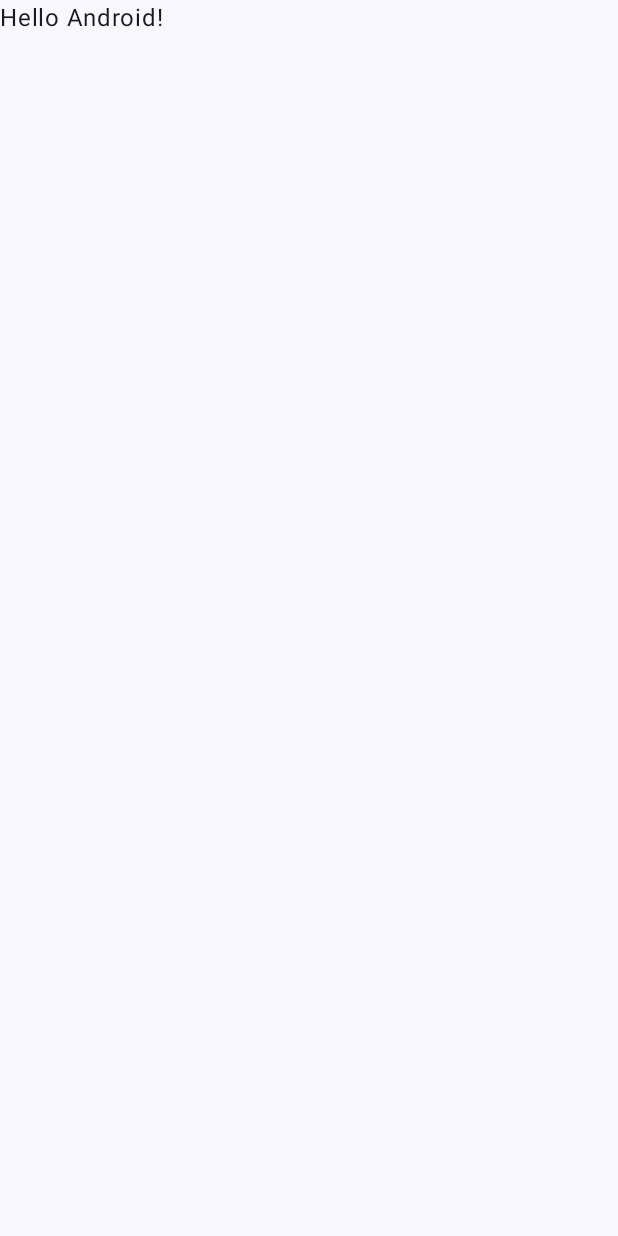
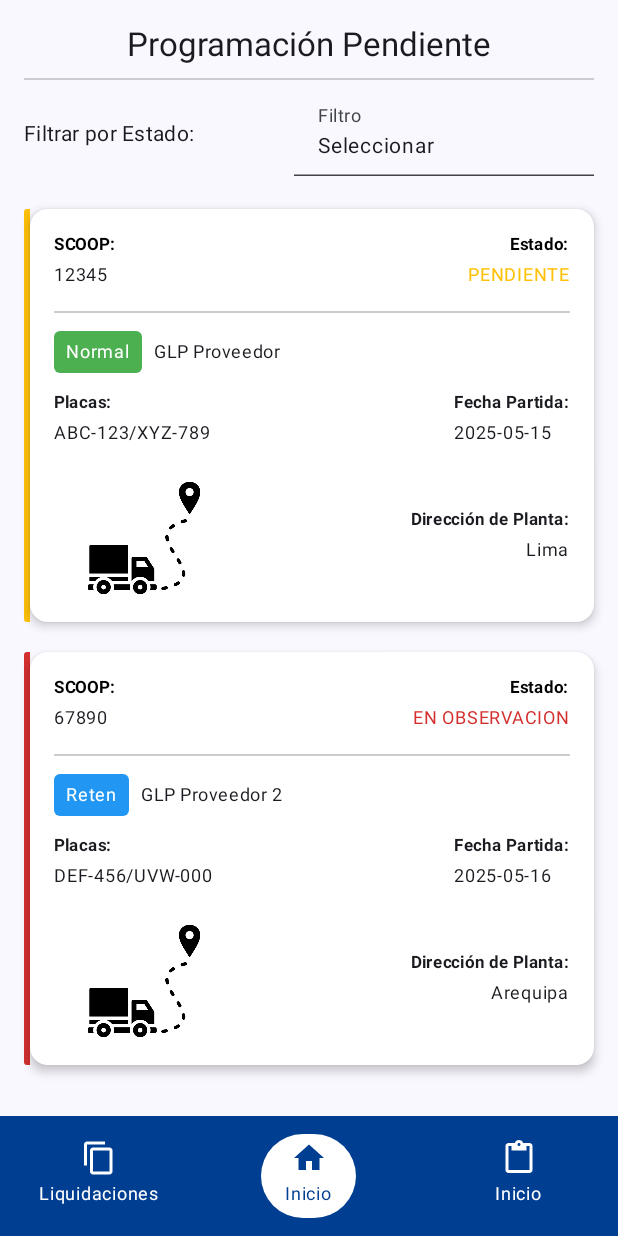
Before and after one commit to Grupo18FarfanBautista/ServiRaViaticos, an Android app built with Jetpack Compose: the screen it shows after launch (MainActivity), on a phone screen of 412 x 824 dp. Before the commit the screen is almost empty. Run offline under Robolectric (Android 15) with nearby library versions, the phone set to English and light mode, and no system bars.

Commit message:
Visualizacion de programaciones - Vistas

```diff
--- a/app/src/main/java/com/example/serviraviaticos/MainActivity.kt
+++ b/app/src/main/java/com/example/serviraviaticos/MainActivity.kt
@@ -1,31 +1,82 @@
 package com.example.serviraviaticos
 
+import android.app.Activity
 import android.os.Bundle
 import androidx.activity.ComponentActivity
 import androidx.activity.compose.setContent
+import androidx.compose.foundation.layout.Box
 import androidx.compose.foundation.layout.fillMaxSize
+import androidx.compose.foundation.layout.padding
+import androidx.compose.material.icons.Icons
+import androidx.compose.material.icons.filled.ContentCopy
+import androidx.compose.material.icons.filled.ContentPaste
+import androidx.compose.material.icons.filled.Home
+import androidx.compose.material3.ExperimentalMaterial3Api
 import androidx.compose.material3.MaterialTheme
+import androidx.compose.material3.Scaffold
 import androidx.compose.material3.Surface
 import androidx.compose.material3.Text
 import androidx.compose.runtime.Composable
+import androidx.compose.runtime.collectAsState
 import androidx.compose.ui.Modifier
 import androidx.compose.ui.tooling.preview.Preview
+import androidx.navigation.compose.rememberNavController
+import com.example.serviraviaticos.navegacion.BarraNavegacionInferior
+import com.example.serviraviaticos.navegacion.GrafoNavegacion
+import com.example.serviraviaticos.navegacion.ItemNavegacionInferior
+import com.example.serviraviaticos.navegacion.RutasNavegacion
 import com.example.serviraviaticos.ui.theme.ServiRaViaticosTheme
+import com.example.serviraviaticos.vista.ProgramacionPendienteVista
+import android.os.Build
+import androidx.core.view.WindowCompat
+import androidx.core.view.WindowInsetsControllerCompat
+import android.view.Window
+import androidx.compose.runtime.SideEffect
+import androidx.compose.ui.graphics.Color
+import androidx.compose.ui.graphics.toArgb
+import androidx.compose.ui.platform.LocalView
 
 class MainActivity : ComponentActivity() {
+    @OptIn(ExperimentalMaterial3Api::class)
     override fun onCreate(savedInstanceState: Bundle?) {
         super.onCreate(savedInstanceState)
+
         setContent {
+
             ServiRaViaticosTheme {
-                // A surface container using the 'background' color from the theme
-                Surface(
-                    modifier = Modifier.fillMaxSize(),
-                    color = MaterialTheme.colorScheme.background
-                ) {
-                    Greeting("Android")
+                val navController = rememberNavController()
+                val rutaActual = navController.currentBackStackEntryFlow.collectAsState(initial = null).value?.destination?.route
+
+                val items = listOf(
+                    ItemNavegacionInferior(RutasNavegacion.Liquidaciones, Icons.Default.ContentCopy, "Liquidaciones"),
+                    ItemNavegacionInferior(RutasNavegacion.Inicio, Icons.Default.Home, "Inicio"),
+                    ItemNavegacionInferior(RutasNavegacion.Otra, Icons.Default.ContentPaste, "Inicio")
+                )
+                @Composable
+                fun CambiarColorBarraEstado(color: Color) {
+                    val view = LocalView.current
+                    if (!view.isInEditMode) {
+                        SideEffect {
+                            val window = (view.context as Activity).window
+                            window.statusBarColor = color.toArgb()
+                            WindowInsetsControllerCompat(window, window.decorView).isAppearanceLightStatusBars = false
+                        }
+                    }
+                }
+                CambiarColorBarraEstado(Color(0xFF003E92))
+
+                Scaffold(
+                    bottomBar = {
+                        BarraNavegacionInferior(navController, items, rutaActual)
+                    }
+                ) { padding ->
+                    Box(modifier = Modifier.padding(padding)) {
+                        GrafoNavegacion(navController)
+                    }
                 }
             }
         }
+
     }
 }
 
--- /dev/null
+++ b/app/src/main/java/com/example/serviraviaticos/componentes/FiltroEstadoDropdown.kt
@@ -0,0 +1,53 @@
+package com.example.serviraviaticos.componentes
+
+import androidx.compose.foundation.layout.heightIn
+import androidx.compose.foundation.layout.width
+import androidx.compose.material3.*
+import androidx.compose.runtime.*
+import androidx.compose.ui.Modifier
+import androidx.compose.ui.unit.dp
+import androidx.compose.ui.unit.sp
+
+@OptIn(ExperimentalMaterial3Api::class)
+@Composable
+fun FiltroEstadoDropdown(filtroActual: String, onFiltroSeleccionado: (String) -> Unit) {
+    var expanded by remember { mutableStateOf(false) }
+    val opciones = listOf("Todos", "Pendiente", "En Observacion")
+
+    ExposedDropdownMenuBox(
+        expanded = expanded,
+        onExpandedChange = { expanded = !expanded }
+    ) {
+        TextField(
+            readOnly = true,
+            value = if (filtroActual.isEmpty()) "Seleccionar" else filtroActual,
+            onValueChange = {},
+            label = { Text("Filtro") },
+            textStyle = LocalTextStyle.current.copy(
+                fontSize = 14.sp // Tamaño del texto principal (valor mostrado)
+            ),
+            modifier = Modifier
+                .width(200.dp) // tamaño más compacto pero funcional
+                .menuAnchor(), // importante para que el dropdown funcione
+            colors = TextFieldDefaults.textFieldColors(
+                containerColor = MaterialTheme.colorScheme.surface
+            )
+        )
+
+
+        ExposedDropdownMenu(
+            expanded = expanded,
+            onDismissRequest = { expanded = false }
+        ) {
+            opciones.forEach { opcion ->
+                DropdownMenuItem(
+                    text = { Text(opcion) },
+                    onClick = {
+                        onFiltroSeleccionado(opcion)
+                        expanded = false
+                    }
+                )
+            }
+        }
+    }
+}
--- /dev/null
+++ b/app/src/main/java/com/example/serviraviaticos/componentes/ProgramacionCard.kt
@@ -0,0 +1,196 @@
+package com.example.serviraviaticos.componentes
+
+import androidx.compose.foundation.background
+import androidx.compose.foundation.border
+import androidx.compose.foundation.clickable
+import androidx.compose.foundation.layout.*
+import androidx.compose.foundation.shape.RoundedCornerShape
+import androidx.compose.material3.*
+import androidx.compose.runtime.Composable
+import androidx.compose.ui.Modifier
+import androidx.compose.ui.unit.dp
+import com.example.serviraviaticos.modelo.ProgramacionModelo
+import androidx.compose.material.icons.Icons
+import androidx.compose.material.icons.filled.LocalShipping
+import androidx.compose.material.icons.filled.Place
+import androidx.compose.material.icons.filled.Event
+import androidx.compose.ui.Alignment
+import androidx.compose.ui.draw.clip
+import androidx.compose.ui.graphics.Color
+import androidx.compose.ui.text.font.FontWeight
+import androidx.compose.ui.unit.sp
+import androidx.compose.foundation.Image
+import androidx.compose.ui.res.painterResource
+import com.example.serviraviaticos.R
+@Composable
+fun ProgramacionCard(programacion: ProgramacionModelo) {
+    // Color del estado
+    val estadoColor = when (programacion.estadoViatico.uppercase()) {
+        "PENDIENTE" -> Color(0xFFFFC107) // Amarillo
+        "EN OBSERVACION" -> Color(0xFFD32F2F) // Rojo
+        else -> Color.Gray
+    }
+
+    // Chip de tipo
+    val chipColor = if (programacion.esReten) Color(0xFF2196F3) else Color(0xFF4CAF50)
+    val chipTexto = if (programacion.esReten) "Reten" else "Normal"
+
+    Row(
+        modifier = Modifier
+            .fillMaxWidth()
+            .height(IntrinsicSize.Min) // esto es CLAVE
+            .padding(vertical = 6.dp)
+    ) {
+    // Borde lateral izquierdo coloreado
+        Box(
+            modifier = Modifier
+                .width(4.dp)
+                .fillMaxHeight()
+                .clip(RoundedCornerShape(topStart = 12.dp, bottomStart = 12.dp))
+                .background(estadoColor)
+        )
+
+        // Card con sombra y fondo blanco
+        Card(
+            modifier = Modifier
+                .weight(1f)
+                .padding(start = 0.dp), // evitar separación con el borde lateral
+            shape = RoundedCornerShape(12.dp),
+            colors = CardDefaults.cardColors(containerColor = Color.White),
+            elevation = CardDefaults.cardElevation(defaultElevation = 4.dp)
+        ) {
+            Column(modifier = Modifier.padding(16.dp)) {
+
+                // Encabezado
+                Row(
+                    modifier = Modifier.fillMaxWidth(),
+                    horizontalArrangement = Arrangement.SpaceBetween
+                ) {
+                    Column {
+                        Text(
+                            text = "SCOOP:",
+                            style = MaterialTheme.typography.labelSmall.copy(fontWeight = FontWeight.Bold),
+                            color = Color.Black
+                        )
+                        Text(
+                            text = programacion.scoop,
+                            fontSize = 12.sp
+                        )
+                    }
+
+                    Column(horizontalAlignment = Alignment.End) {
+                        Text(
+                            text = "Estado:",
+                            style = MaterialTheme.typography.labelSmall.copy(fontWeight = FontWeight.Bold),
+                            color = Color.Black
+                        )
+                        Text(
+                            text = programacion.estadoViatico.uppercase(),
+                            color = estadoColor,
+                            fontSize = 12.sp
+                        )
+                    }
+                }
+
+                Divider(
+                    modifier = Modifier
+                        .fillMaxWidth()
+                        .padding(vertical = 12.dp),
+                    thickness = 1.dp,
+                    color = Color.LightGray
+                )
+
+                // Chip + Proveedor
+                Row(verticalAlignment = Alignment.CenterVertically) {
+                    Box(
+                        modifier = Modifier
+                            .background(color = chipColor, shape = RoundedCornerShape(4.dp))
+                            .padding(horizontal = 8.dp, vertical = 2.dp)
+                    ) {
+                        Text(
+                            text = chipTexto,
+                            color = Color.White,
+                            fontSize = 12.sp
+                        )
+                    }
+                    Spacer(modifier = Modifier.width(8.dp))
+                    Text(
+                        text = programacion.proveedor,
+                        style = MaterialTheme.typography.bodySmall,
+                        fontSize = 12.sp
+                    )
+                }
+
+                Spacer(modifier = Modifier.height(12.dp))
+
+                // Placas y Fecha
+                Row(
+                    modifier = Modifier.fillMaxWidth(),
+                    horizontalArrangement = Arrangement.SpaceBetween
+                ) {
+                    Column {
+                        Text(
+                            text = "Placas:",
+                            style = MaterialTheme.typography.labelSmall.copy(fontWeight = FontWeight.Bold)
+                        )
+                        Text(
+                            text = "${programacion.placaTracto}/${programacion.placaCarreta}",
+                            fontSize = 12.sp
+                        )
+                    }
+                    Column {
+                        Text(
+                            text = "Fecha Partida:",
+                            style = MaterialTheme.typography.labelSmall.copy(fontWeight = FontWeight.Bold)
+                        )
+                        Text(
+                            text = programacion.fechaPartida,
+                            fontSize = 12.sp
+                        )
+                    }
+                }
+
+
+                Spacer(modifier = Modifier.height(18.dp))
+
+                // Dirección y camión (en fila)
+                Row(
+                    modifier = Modifier
+                        .fillMaxWidth(),
+                    verticalAlignment = Alignment.CenterVertically,
+                    horizontalArrangement = Arrangement.SpaceBetween
+                ) {
+                    // Box con ancho fijo para asegurar alineación izquierda
+                    Box(
+                        modifier = Modifier
+                            .width(120.dp)
+                            .height(80.dp),
+                        contentAlignment = Alignment.Center
+                    )
+                    {
+                        Image(
+                            painter = painterResource(id = R.drawable.camion_camino),
+                            contentDescription = "Camión con camino",
+                            modifier = Modifier.size(80.dp)
+                        )
+                    }
+                    // Dirección de planta alineada a la derecha del ícono
+                    Column(
+                        modifier = Modifier.fillMaxWidth(), // esto toma el resto del espacio
+                        horizontalAlignment = Alignment.End
+                    ) {
+                        Text(
+                            text = "Dirección de Planta:",
+                            style = MaterialTheme.typography.labelSmall.copy(fontWeight = FontWeight.Bold)
+                        )
+                        Text(
+                            text = programacion.direccionPuntoPartida,
+                            fontSize = 12.sp
+                        )
+                    }
+                }
+
+            }
+        }
+    }
+}
--- /dev/null
+++ b/app/src/main/java/com/example/serviraviaticos/modelo/ProgramacionModelo.kt
@@ -0,0 +1,12 @@
+package com.example.serviraviaticos.modelo
+
+data class ProgramacionModelo(
+    val scoop: String,
+    val estadoViatico: String,
+    val proveedor: String,
+    val placaTracto: String,
+    val placaCarreta: String,
+    val direccionPuntoPartida: String,
+    val fechaPartida: String,
+    val esReten: Boolean
+)
--- /dev/null
+++ b/app/src/main/java/com/example/serviraviaticos/navegacion/GrafoNavegacion.kt
@@ -0,0 +1,19 @@
+package com.example.serviraviaticos.navegacion
+
+import androidx.compose.runtime.Composable
+import androidx.navigation.NavHostController
+import androidx.navigation.compose.NavHost
+import androidx.navigation.compose.composable
+import com.example.serviraviaticos.vista.ProgramacionPendienteVista
+
+@Composable
+fun GrafoNavegacion(navController: NavHostController) {
+    NavHost(
+        navController = navController,
+        startDestination = RutasNavegacion.Inicio
+    ) {
+        composable(RutasNavegacion.Inicio) { ProgramacionPendienteVista() }
+        composable(RutasNavegacion.Liquidaciones) { /* TODO: Crear PantallaLiquidaciones */ }
+        composable(RutasNavegacion.Otra) { /* TODO: Crear OtraPantalla */ }
+    }
+}
--- /dev/null
+++ b/app/src/main/java/com/example/serviraviaticos/navegacion/ItemNavegacionInferior.kt
@@ -0,0 +1,9 @@
+package com.example.serviraviaticos.navegacion
+
+import androidx.compose.ui.graphics.vector.ImageVector
+
+data class ItemNavegacionInferior(
+    val ruta: String,
+    val icono: ImageVector,
+    val titulo: String
+)
--- /dev/null
+++ b/app/src/main/java/com/example/serviraviaticos/navegacion/NavegacionInferior.kt
@@ -0,0 +1,51 @@
+package com.example.serviraviaticos.navegacion
+
+import androidx.compose.foundation.layout.Column
+import androidx.compose.material3.*
+import androidx.compose.runtime.Composable
+import androidx.compose.ui.graphics.Color
+import androidx.compose.ui.unit.sp
+import androidx.navigation.NavController
+import androidx.compose.ui.Alignment
+
+@Composable
+fun BarraNavegacionInferior(
+    navController: NavController,
+    items: List<ItemNavegacionInferior>,
+    rutaActual: String?
+) {
+    NavigationBar(
+        containerColor = Color(0xFF003E92) // azul oscuro
+    ) {
+        items.forEach { item ->
+            NavigationBarItem(
+                selected = item.ruta == rutaActual,
+                onClick = {
+                    navController.navigate(item.ruta) {
+                        popUpTo(navController.graph.startDestinationId) {
+                            saveState = true
+                        }
+                        launchSingleTop = true
+                        restoreState = true
+                    }
+                },
+                icon = {
+                    Column(horizontalAlignment = Alignment.CenterHorizontally) {
+                        Icon(
+                            imageVector = item.icono,
+                            contentDescription = item.titulo,
+                            tint = if (item.ruta == rutaActual) Color(0xFF003E92) else Color.White
+                        )
+                        Text(
+                            text = item.titulo,
+                            fontSize = 12.sp,
+                            color = if (item.ruta == rutaActual) Color(0xFF003E92) else Color.White
+                        )
+                    }
+                },
+                colors = NavigationBarItemDefaults.colors(
+                    indicatorColor = Color.White             )
+            )
+        }
+    }
+}
--- /dev/null
+++ b/app/src/main/java/com/example/serviraviaticos/navegacion/RutasNavegacion.kt
@@ -0,0 +1,7 @@
+package com.example.serviraviaticos.navegacion
+
+object RutasNavegacion {
+    const val Liquidaciones = "liquidaciones"
+    const val Inicio = "inicio"
+    const val Otra = "otra"
+}
--- /dev/null
+++ b/app/src/main/java/com/example/serviraviaticos/repositorio/ProgramacionRepositorio.kt
@@ -0,0 +1,20 @@
+package com.example.serviraviaticos.repositorio
+
+import com.example.serviraviaticos.modelo.ProgramacionModelo
+import kotlinx.coroutines.delay
+
+object ProgramacionRepositorio {
+    suspend fun obtenerProgramaciones(): List<ProgramacionModelo> {
+        delay(1000) // Simula consumo de API. Aquí usarías Retrofit realmente.
+        return listOf(
+            ProgramacionModelo(
+                "12345", "Pendiente", "GLP Proveedor", "ABC-123", "XYZ-789",
+                "Lima", "2025-05-15", esReten = false
+            ),
+            ProgramacionModelo(
+                "67890", "En Observacion", "GLP Proveedor 2", "DEF-456", "UVW-000",
+                "Arequipa", "2025-05-16", esReten = true
+            )
+        )
+    }
+}
--- /dev/null
+++ b/app/src/main/java/com/example/serviraviaticos/vista/ProgramacionPendienteVista.kt
@@ -0,0 +1,75 @@
+package com.example.serviraviaticos.vista
+
+import androidx.compose.foundation.clickable
+import androidx.compose.foundation.layout.*
+import androidx.compose.foundation.lazy.LazyColumn
+import androidx.compose.foundation.lazy.items
+import androidx.compose.material3.*
+import androidx.compose.runtime.*
+import androidx.compose.ui.Alignment
+import androidx.compose.ui.Modifier
+import androidx.compose.ui.unit.dp
+import androidx.lifecycle.viewmodel.compose.viewModel
+import com.example.serviraviaticos.componentes.FiltroEstadoDropdown
+import com.example.serviraviaticos.componentes.ProgramacionCard
+import com.example.serviraviaticos.vista_modelo.ProgramacionVistaModelo
+@Composable
+fun ProgramacionPendienteVista() {
+    val vm: ProgramacionVistaModelo = viewModel()
+    val programaciones by vm.programaciones.collectAsState()
+    val filtro by vm.filtro.collectAsState()
+
+    Column(modifier = Modifier.fillMaxSize()) {
+
+        // 🔵 Título centrado
+        Text(
+            text = "Programación Pendiente",
+            style = MaterialTheme.typography.titleLarge,
+            modifier = Modifier
+                .align(Alignment.CenterHorizontally)
+                .padding(top = 16.dp)
+        )
+
+        // 🔵 Línea divisoria
+        Divider(
+            color = MaterialTheme.colorScheme.onSurface.copy(alpha = 0.2f),
+            thickness = 1.dp,
+            modifier = Modifier
+                .fillMaxWidth()
+                .padding(horizontal = 16.dp, vertical = 8.dp)
+        )
+
+
+        // 🔵 Etiqueta + Dropdown alineados
+        Row(
+            modifier = Modifier
+                .fillMaxWidth()
+                .padding(horizontal = 16.dp),
+            verticalAlignment = Alignment.CenterVertically,
+            horizontalArrangement = Arrangement.SpaceBetween
+        ) {
+            Text(
+                text = "Filtrar por Estado:",
+                style = MaterialTheme.typography.bodyMedium
+            )
+            FiltroEstadoDropdown(filtroActual = filtro) { vm.actualizarFiltro(it) }
+        }
+
+        Spacer(modifier = Modifier.height(16.dp))
+
+        // 🔵 Lista filtrada
+        LazyColumn(
+            modifier = Modifier
+                .fillMaxSize()
+                .padding(horizontal = 16.dp)
+        ) {
+            val filtradas = programaciones.filter {
+                filtro == "Todos" || filtro.isEmpty() || it.estadoViatico == filtro
+            }
+            items(filtradas) { programacion ->
+                ProgramacionCard(programacion)
+                Spacer(modifier = Modifier.height(8.dp))
+            }
+        }
+    }
+}
--- /dev/null
+++ b/app/src/main/java/com/example/serviraviaticos/vista_modelo/ProgramacionVistaModelo.kt
@@ -0,0 +1,32 @@
+package com.example.serviraviaticos.vista_modelo
+
+import androidx.lifecycle.ViewModel
+import androidx.lifecycle.viewModelScope
+import com.example.serviraviaticos.modelo.ProgramacionModelo
+import com.example.serviraviaticos.repositorio.ProgramacionRepositorio
+import kotlinx.coroutines.flow.MutableStateFlow
+import kotlinx.coroutines.flow.StateFlow
+import kotlinx.coroutines.launch
+
+class ProgramacionVistaModelo : ViewModel() {
+
+    private val _programaciones = MutableStateFlow<List<ProgramacionModelo>>(emptyList())
+    val programaciones: StateFlow<List<ProgramacionModelo>> = _programaciones
+
+    private val _filtro = MutableStateFlow("")
+    val filtro: StateFlow<String> = _filtro
+
+    init {
+        listarProgramaciones()
+    }
+
+    fun actualizarFiltro(nuevoFiltro: String) {
+        _filtro.value = nuevoFiltro
+    }
+
+    private fun listarProgramaciones() {
+        viewModelScope.launch {
+            _programaciones.value = ProgramacionRepositorio.obtenerProgramaciones()
+        }
+    }
+}
```
Also changed, not shown: app/build.gradle.kts (+14 -4 lines), app/src/main/res/drawable/camion_camino.png (added).
